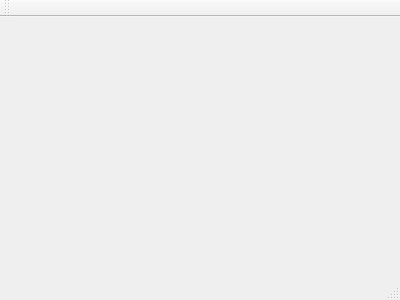
Qt form SuperMegaBitCoinBot/mainwindow.ui (haumave/SuperMegaBitCoinBot) before a commit.
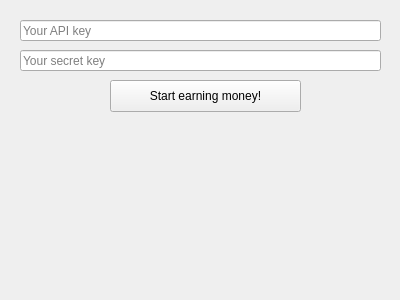
The same form after that commit.

```diff
--- a/SuperMegaBitCoinBot/mainwindow.ui
+++ b/SuperMegaBitCoinBot/mainwindow.ui
@@ -12,13 +12,62 @@
   <property name="windowTitle" >
    <string>MainWindow</string>
   </property>
-  <widget class="QMenuBar" name="menuBar" />
-  <widget class="QToolBar" name="mainToolBar" />
-  <widget class="QWidget" name="centralWidget" />
-  <widget class="QStatusBar" name="statusBar" />
+  <widget class="QWidget" name="centralWidget">
+   <widget class="QPushButton" name="startEarningButton">
+    <property name="geometry">
+     <rect>
+      <x>110</x>
+      <y>80</y>
+      <width>191</width>
+      <height>32</height>
+     </rect>
+    </property>
+    <property name="text">
+     <string>Start earning money!</string>
+    </property>
+   </widget>
+   <widget class="QLineEdit" name="apiKeyEdit">
+    <property name="geometry">
+     <rect>
+      <x>20</x>
+      <y>20</y>
+      <width>361</width>
+      <height>21</height>
+     </rect>
+    </property>
+    <property name="placeholderText">
+     <string>Your API key</string>
+    </property>
+   </widget>
+   <widget class="QLineEdit" name="secretKeyEdit">
+    <property name="geometry">
+     <rect>
+      <x>20</x>
+      <y>50</y>
+      <width>361</width>
+      <height>21</height>
+     </rect>
+    </property>
+    <property name="text">
+     <string/>
+    </property>
+    <property name="placeholderText">
+     <string>Your secret key</string>
+    </property>
+   </widget>
+   <widget class="QWidget" name="statsView" native="true">
+    <property name="geometry">
+     <rect>
+      <x>20</x>
+      <y>120</y>
+      <width>361</width>
+      <height>151</height>
+     </rect>
+    </property>
+   </widget>
+  </widget>
  </widget>
- <layoutDefault spacing="6" margin="11" />
- <pixmapfunction></pixmapfunction>
+ <layoutdefault spacing="6" margin="11"/>
  <resources/>
  <connections/>
 </ui>
```
Left out of the diff: 9 changed lines with no effect on the pictures.
